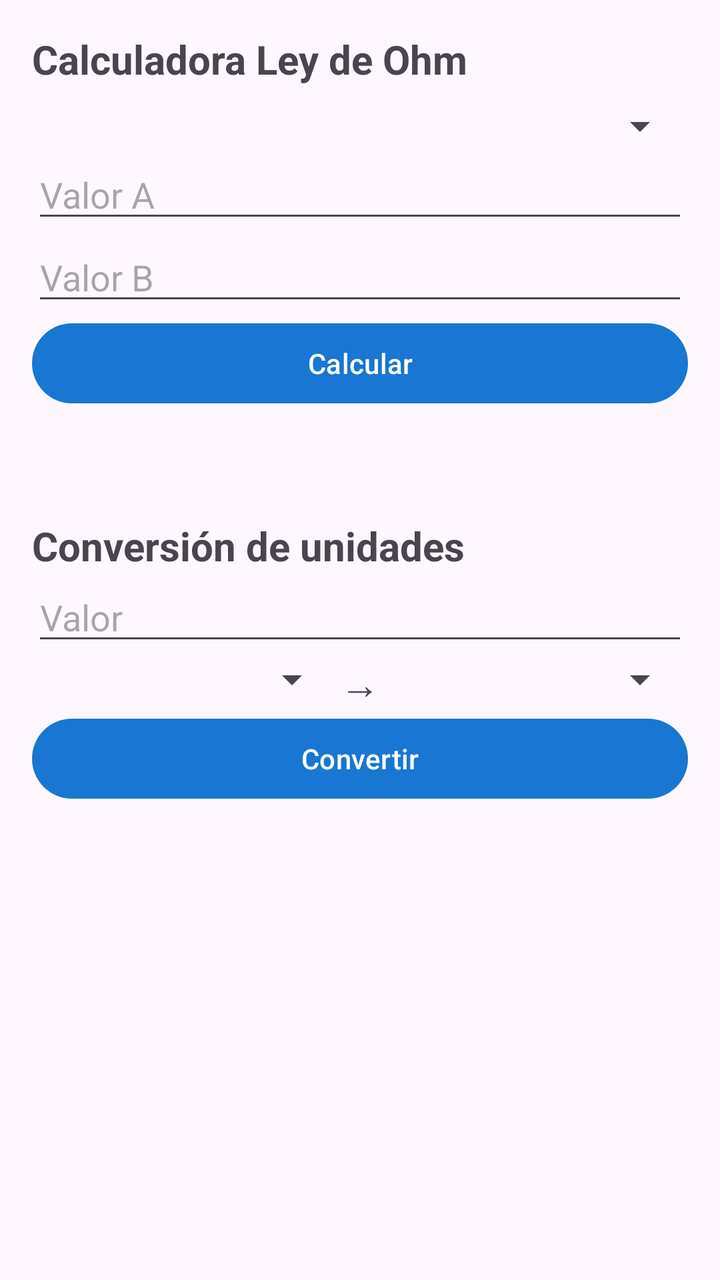
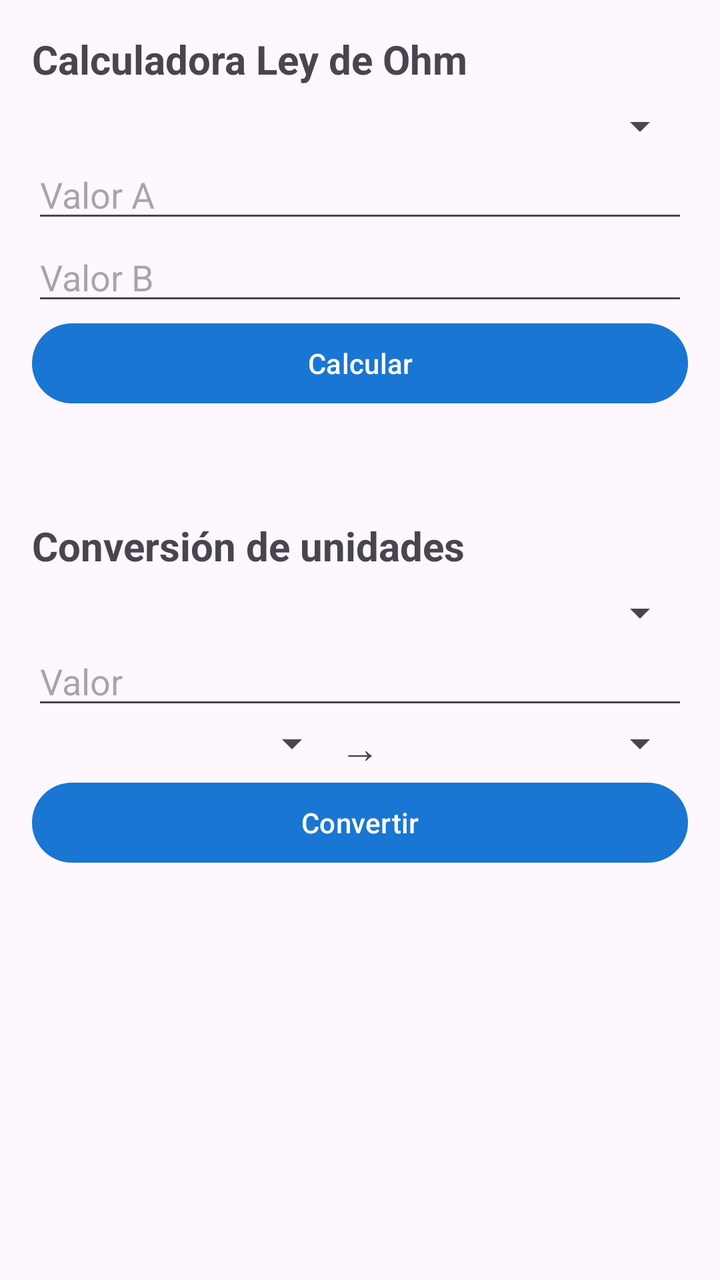

An Android layout rendered at two revisions. The XML below is the earlier revision; the diff shows what the commit changed to produce the second picture.
<!-- AndroidManifest.xml: application theme Theme.CentroReparacion -->
<!-- res/layout/fragment_tools.xml -->
<?xml version="1.0" encoding="utf-8"?>
<androidx.core.widget.NestedScrollView
    xmlns:android="http://schemas.android.com/apk/res/android"
    android:layout_width="match_parent" android:layout_height="match_parent"
    android:padding="16dp">
    <LinearLayout android:layout_width="match_parent" android:layout_height="wrap_content"
        android:orientation="vertical">
        <TextView android:layout_width="match_parent" android:layout_height="wrap_content"
            android:text="Calculadora Ley de Ohm" android:textSize="20sp" android:textStyle="bold" />
        <Spinner android:id="@+id/spinnerMode" android:layout_width="match_parent"
            android:layout_height="wrap_content" android:layout_marginTop="8dp" />
        <EditText android:id="@+id/etA" android:layout_width="match_parent"
            android:layout_height="wrap_content" android:hint="Valor A" android:inputType="numberDecimal" />
        <EditText android:id="@+id/etB" android:layout_width="match_parent"
            android:layout_height="wrap_content" android:hint="Valor B" android:inputType="numberDecimal" />
        <com.google.android.material.button.MaterialButton
            android:id="@+id/btnCalculate" android:layout_width="match_parent"
            android:layout_height="wrap_content" android:text="Calcular" />
        <TextView android:id="@+id/tvResult" android:layout_width="match_parent"
            android:layout_height="wrap_content" android:layout_marginTop="8dp"
            android:textSize="16sp" android:fontFamily="monospace" />

        <TextView android:layout_width="match_parent" android:layout_height="wrap_content"
            android:text="Conversión de unidades" android:textSize="20sp" android:textStyle="bold"
            android:layout_marginTop="24dp" />
        <EditText android:id="@+id/etConvertValue" android:layout_width="match_parent"
            android:layout_height="wrap_content" android:hint="Valor" android:inputType="numberDecimal" />
        <LinearLayout android:layout_width="match_parent" android:layout_height="wrap_content"
            android:orientation="horizontal">
            <Spinner android:id="@+id/spinnerFrom" android:layout_width="0dp"
                android:layout_weight="1" android:layout_height="wrap_content" />
            <TextView android:layout_width="wrap_content" android:layout_height="wrap_content"
                android:text="→" android:textSize="20sp" android:layout_gravity="center_vertical" />
            <Spinner android:id="@+id/spinnerTo" android:layout_width="0dp"
                android:layout_weight="1" android:layout_height="wrap_content" />
        </LinearLayout>
        <com.google.android.material.button.MaterialButton
            android:id="@+id/btnConvert" android:layout_width="match_parent"
            android:layout_height="wrap_content" android:text="Convertir" />
        <TextView android:id="@+id/tvConvertResult" android:layout_width="match_parent"
            android:layout_height="wrap_content" android:layout_marginTop="8dp"
            android:textSize="16sp" android:fontFamily="monospace" />
    </LinearLayout>
</androidx.core.widget.NestedScrollView>
<!-- resources referenced by this layout -->
<resources>
  <style name="Theme.CentroReparacion" parent="Theme.Material3.DayNight.NoActionBar">
          <item name="colorPrimary">@color/primary</item>
          <item name="colorPrimaryVariant">@color/primary_dark</item>
          <item name="colorOnPrimary">@color/white</item>
          <item name="colorSecondary">@color/accent</item>
          <item name="android:windowBackground">?android:attr/colorBackground</item>
      </style>
  <color name="primary">#1976D2</color>
  <color name="primary_dark">#0D47A1</color>
  <color name="white">#FFFFFFFF</color>
  <color name="accent">#00BFA5</color>
</resources>

<!-- the commit's change to res/layout/fragment_tools.xml (unified diff, before → after) -->
@@ -5,6 +5,7 @@
     android:padding="16dp">
     <LinearLayout android:layout_width="match_parent" android:layout_height="wrap_content"
         android:orientation="vertical">
+
         <TextView android:layout_width="match_parent" android:layout_height="wrap_content"
             android:text="Calculadora Ley de Ohm" android:textSize="20sp" android:textStyle="bold" />
         <Spinner android:id="@+id/spinnerMode" android:layout_width="match_parent"
@@ -23,6 +24,8 @@
         <TextView android:layout_width="match_parent" android:layout_height="wrap_content"
             android:text="Conversión de unidades" android:textSize="20sp" android:textStyle="bold"
             android:layout_marginTop="24dp" />
+        <Spinner android:id="@+id/spinnerMag" android:layout_width="match_parent"
+            android:layout_height="wrap_content" android:layout_marginTop="8dp" />
         <EditText android:id="@+id/etConvertValue" android:layout_width="match_parent"
             android:layout_height="wrap_content" android:hint="Valor" android:inputType="numberDecimal" />
         <LinearLayout android:layout_width="match_parent" android:layout_height="wrap_content"
